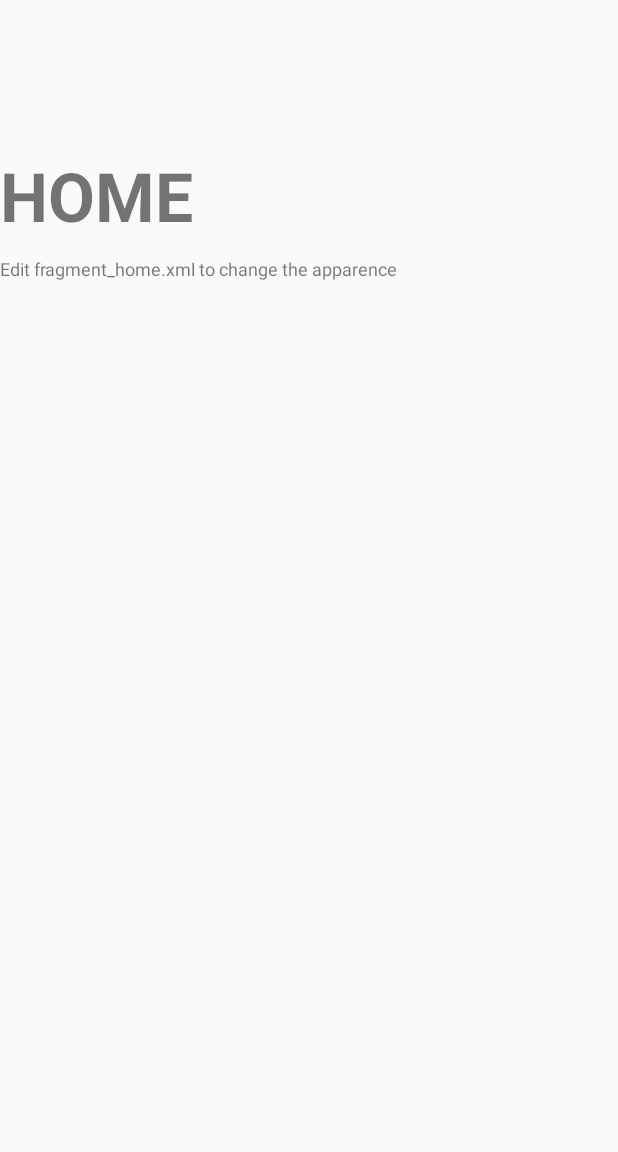
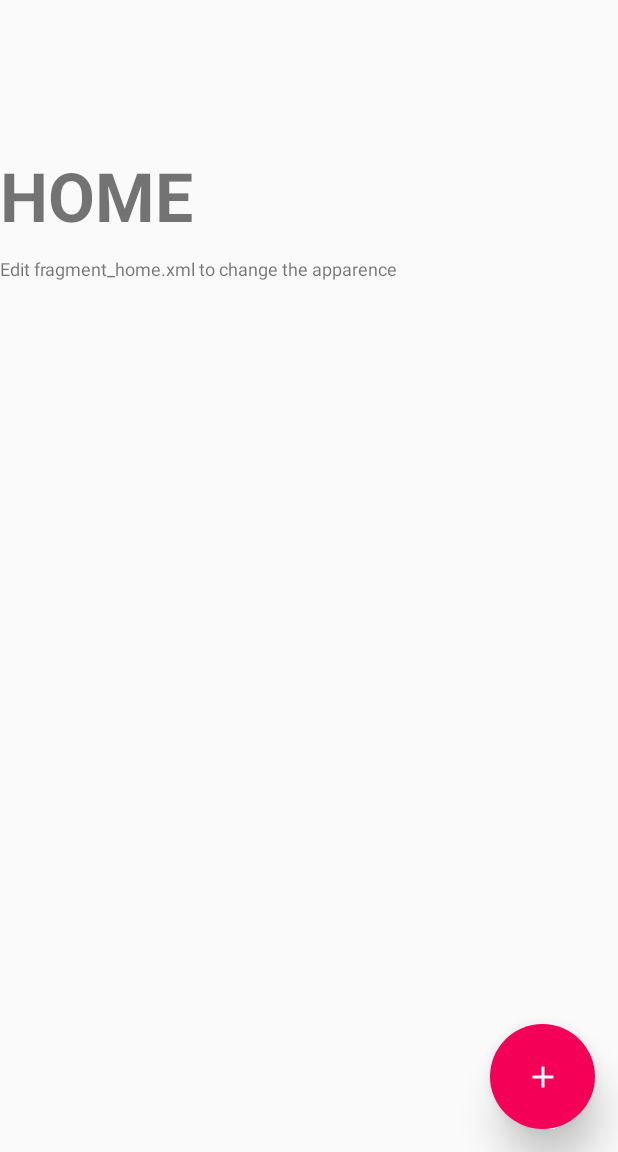
Before and after one commit to PaulWayne/DesignExample, an Android app: the fragment HomeFragment placed in its activity, on a phone screen of 412 x 824 dp, the part 84-1236 px from its top. Run offline under Robolectric (Android 15) with nearby library versions, the phone set to English and light mode, and no system bars.

Commit message:
My second commit

```diff
--- /dev/null
+++ b/app/src/main/res/drawable-hdpi/fab.xml
@@ -0,0 +1,36 @@
+<?xml version="1.0" encoding="utf-8"?>
+
+<selector  xmlns:android="http://schemas.android.com/apk/res/android">
+    <item android:state_pressed="true"
+          android:state_focused="false">
+        <shape
+            android:shape="oval">
+            <solid android:color="@color/colorPrimaryDark"/>
+
+        </shape>
+    </item>
+    <item android:state_pressed="true"
+        android:state_focused="true">
+        <shape
+            android:shape="oval">
+            <solid android:color="@color/colorPrimaryDark"/>
+
+        </shape>
+    </item>
+    <item android:state_pressed="false"
+        android:state_focused="true">
+        <shape
+            android:shape="oval">
+            <solid android:color="@color/colorPrimaryDark"/>
+
+        </shape>
+    </item>
+    <item >
+        <shape
+            android:shape="oval">
+            <solid android:color="@color/colorPrimary"/>
+
+        </shape>
+    </item>
+
+</selector>
--- a/app/src/main/res/layout/fragement_home.xml
+++ b/app/src/main/res/layout/fragement_home.xml
@@ -24,5 +24,17 @@
         android:textSize="12dp"
         android:text="Edit fragment_home.xml to change the apparence" />
 
+    <ImageButton
+        android:id="@+id/createMsg"
+        android:layout_margin="15dp"
+        android:layout_width="70dp"
+        android:layout_height="70dp"
+        android:src="@drawable/ic_add"
+        android:background="@drawable/fab"
+        android:elevation="16dp"
+        android:layout_alignParentBottom="true"
+        android:layout_alignParentRight="true"
+        android:layout_gravity="right|bottom" />
+
 
 </RelativeLayout>
```
Also changed, not shown: app/src/main/res/drawable-hdpi/ic_add.png (added), app/src/main/res/drawable-mdpi/ic_add.png (added), app/src/main/res/drawable-xhdpi/ic_add.png (added), app/src/main/res/drawable-xxhdpi/ic_add.png (added).
